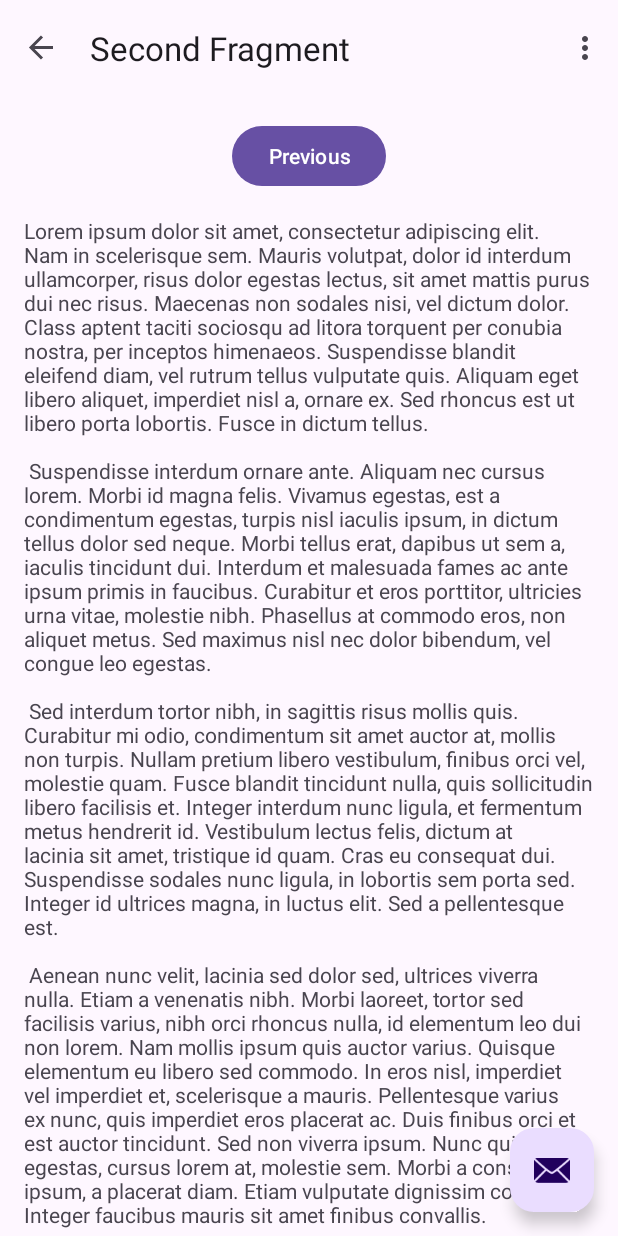
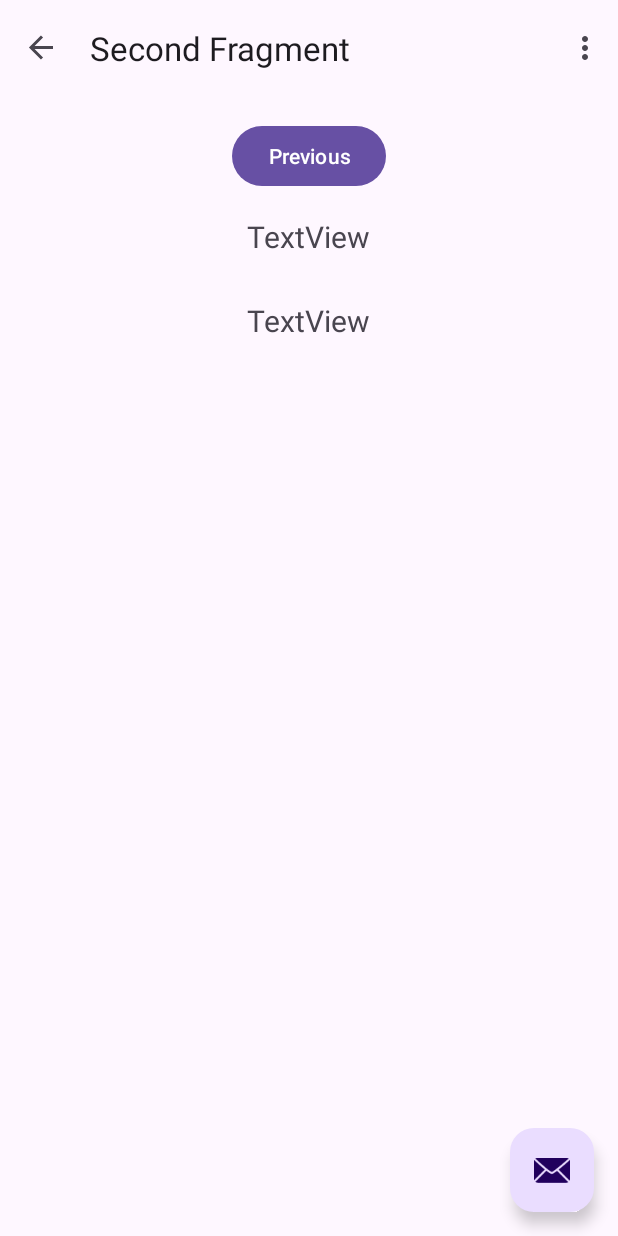
Before and after one commit to tamzidisrakadol/AlarmApp, an Android app: the SecondFragment screen opened through its navigation route, on a phone screen of 412 x 824 dp. Run offline under Robolectric (Android 15) with nearby library versions, the phone set to English and light mode, and no system bars; our stand-ins replace navigation-ui.

```diff
--- a/app/src/main/java/com/example/myapplication/FirstFragment.kt
+++ b/app/src/main/java/com/example/myapplication/FirstFragment.kt
@@ -43,7 +43,7 @@ class FirstFragment : Fragment() {
     override fun onViewCreated(view: View, savedInstanceState: Bundle?) {
         super.onViewCreated(view, savedInstanceState)
 
-        //  alarmManager = context?.getSystemService(Context.ALARM_SERVICE) as AlarmManager
+
         binding.buttonFirst.setOnClickListener {
             findNavController().navigate(R.id.action_FirstFragment_to_SecondFragment)
         }
--- a/app/src/main/res/layout/fragment_second.xml
+++ b/app/src/main/res/layout/fragment_second.xml
@@ -16,20 +16,33 @@
             android:layout_width="wrap_content"
             android:layout_height="wrap_content"
             android:text="@string/previous"
-            app:layout_constraintBottom_toTopOf="@id/textview_second"
             app:layout_constraintEnd_toEndOf="parent"
             app:layout_constraintStart_toStartOf="parent"
             app:layout_constraintTop_toTopOf="parent" />
 
         <TextView
-            android:id="@+id/textview_second"
+            android:id="@+id/warrantyTimeLeft"
+            android:layout_width="wrap_content"
+            android:layout_height="wrap_content"
+            android:layout_marginTop="120dp"
+            android:text="TextView"
+            android:textSize="20dp"
+            app:layout_constraintEnd_toEndOf="parent"
+            app:layout_constraintHorizontal_bias="0.498"
+            app:layout_constraintStart_toStartOf="parent"
+            app:layout_constraintTop_toTopOf="parent" />
+
+        <TextView
+            android:id="@+id/warrantySelectDate"
             android:layout_width="wrap_content"
             android:layout_height="wrap_content"
             android:layout_marginTop="16dp"
-            android:text="@string/lorem_ipsum"
-            app:layout_constraintBottom_toBottomOf="parent"
+            android:text="TextView"
+            android:textSize="20dp"
             app:layout_constraintEnd_toEndOf="parent"
+            app:layout_constraintHorizontal_bias="0.498"
             app:layout_constraintStart_toStartOf="parent"
-            app:layout_constraintTop_toBottomOf="@id/button_second" />
+            app:layout_constraintTop_toBottomOf="@+id/button_second" />
+
     </androidx.constraintlayout.widget.ConstraintLayout>
 </androidx.core.widget.NestedScrollView>
```
Also changed, not shown: app/src/main/java/com/example/myapplication/SecondFragment.kt (+47 -5 lines).
